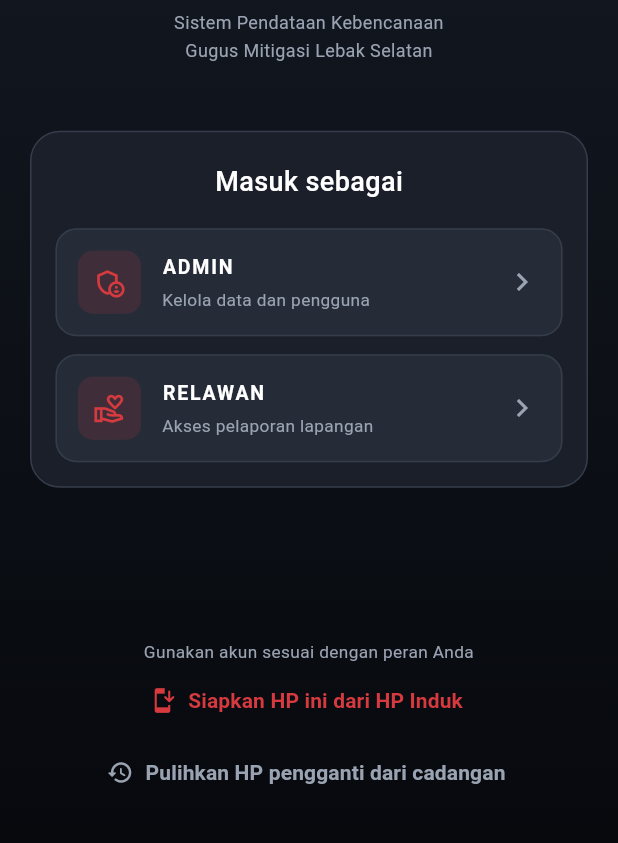
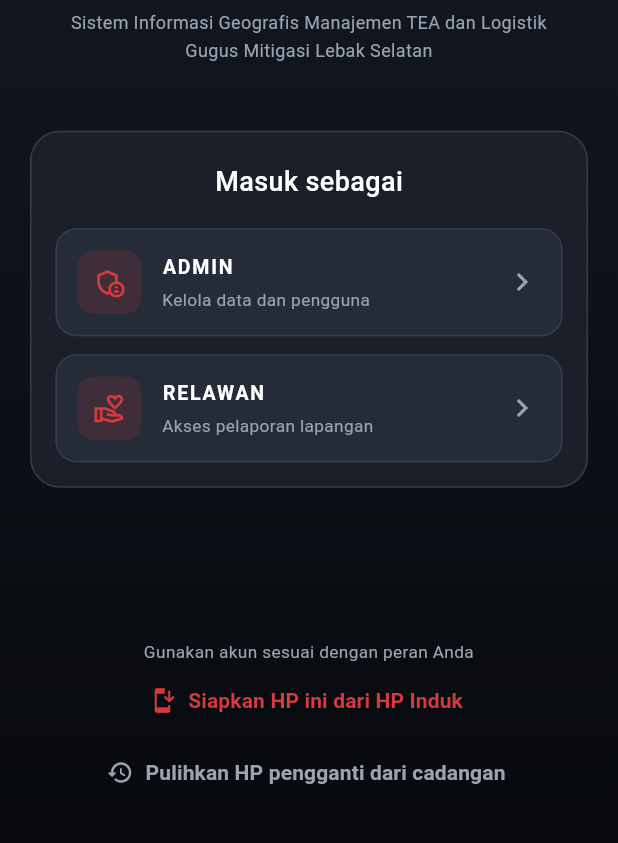
Before and after one commit to Farhanjunialdi18/Logeva-Client-new, a Flutter app: the screen it shows after launch, on a phone screen of 412 x 824 dp, the part 392-1235 px from its top. Run offline on Flutter 3.47's test engine with Material 3 defaults, Android fonts, the phone set to English and light mode, and no system bars; our stand-ins replace file_picker, flutter_local_notifications, share_plus, sqflite; missing offline and left inert: pointycastle; accounts and stored records are empty.

Commit message:
update teks landing page awal sebelum homepage

```diff
--- a/lib/core/app_constants.dart
+++ b/lib/core/app_constants.dart
@@ -8,7 +8,8 @@ class AppConstants {
 
   static const String appName = 'LOGEVA Client';
   static const String appVersion = '1.0.0'; // samakan dengan pubspec.yaml
-  static const String appTagline = 'Sistem Pendataan Kebencanaan';
+  static const String appTagline =
+      'Sistem Informasi Geografis Manajemen TEA dan Logistik';
   static const String organization = 'Gugus Mitigasi Lebak Selatan';
 
   /// Path logo. Ganti file ini dengan logo GMLS asli.
```
